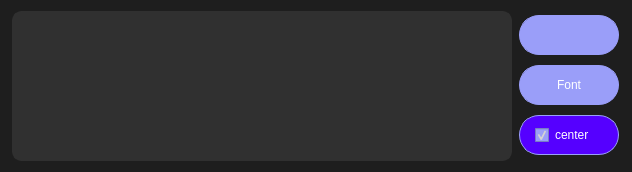
The window that ui/add_text.ui (MarwanMagdy0/VoiceNote) describes before a commit, drawn with Qt 5.
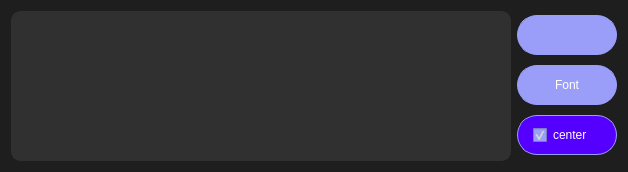
The same window after the commit. Icons and pictures are not drawn.

Commit message: make the text edit window have more size

```diff
--- a/ui/add_text.ui
+++ b/ui/add_text.ui
@@ -6,7 +6,7 @@
    <rect>
     <x>0</x>
     <y>0</y>
-    <width>632</width>
+    <width>626</width>
     <height>172</height>
    </rect>
   </property>
@@ -80,7 +80,7 @@
      </property>
      <property name="maximumSize">
       <size>
-       <width>100</width>
+       <width>1000</width>
        <height>16777215</height>
       </size>
      </property>
```
Left out of the diff: 2 changed lines with no effect on the pictures. The commit also changes 4 other files.
